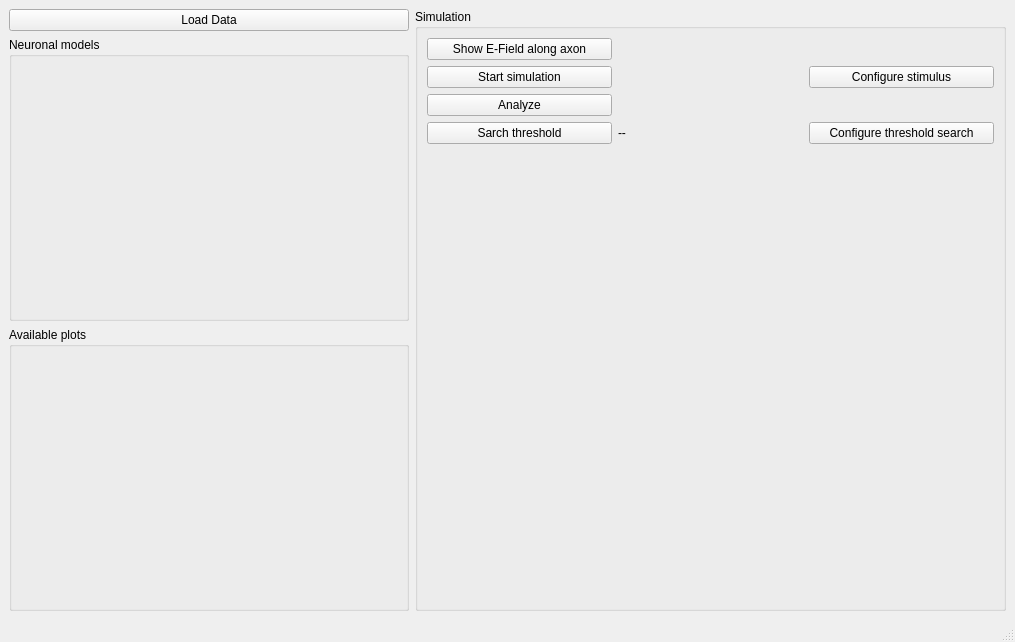
Before: the Qt Designer form ui_master_sim.ui in TheJRapp/PeriphNeuronStim, drawn with Qt 5.
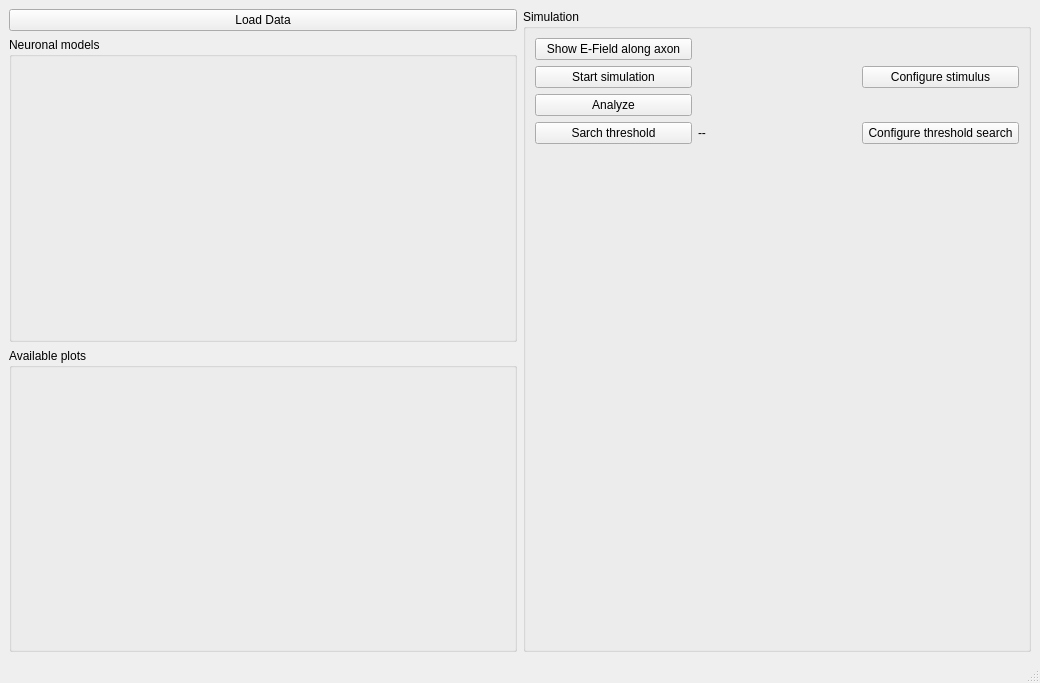
After: the same form once the commit is applied.

Diff of the .ui file:
```diff
--- a/ui_master_sim.ui
+++ b/ui_master_sim.ui
@@ -6,8 +6,8 @@
    <rect>
     <x>0</x>
     <y>0</y>
-    <width>1015</width>
-    <height>642</height>
+    <width>1040</width>
+    <height>683</height>
    </rect>
   </property>
   <property name="sizePolicy">
@@ -23,6 +23,12 @@
    <layout class="QGridLayout" name="gridLayout_3">
     <item row="0" column="0">
      <widget class="QPushButton" name="conf_efield_button">
+      <property name="sizePolicy">
+       <sizepolicy hsizetype="Preferred" vsizetype="Fixed">
+        <horstretch>0</horstretch>
+        <verstretch>0</verstretch>
+       </sizepolicy>
+      </property>
       <property name="text">
        <string>Load Data</string>
       </property>
@@ -36,18 +42,18 @@
         <verstretch>0</verstretch>
        </sizepolicy>
       </property>
-      <property name="maximumSize">
-       <size>
-        <width>400</width>
-        <height>16777215</height>
-       </size>
-      </property>
       <property name="title">
        <string>Neuronal models</string>
       </property>
       <layout class="QVBoxLayout" name="property_layout">
        <item>
         <widget class="QWidget" name="nerve_widget" native="true">
+         <property name="sizePolicy">
+          <sizepolicy hsizetype="Preferred" vsizetype="Preferred">
+           <horstretch>0</horstretch>
+           <verstretch>0</verstretch>
+          </sizepolicy>
+         </property>
          <layout class="QGridLayout" name="nerve_layout"/>
         </widget>
        </item>
@@ -56,12 +62,6 @@
     </item>
     <item row="2" column="0">
      <widget class="QGroupBox" name="groupBox_2">
-      <property name="maximumSize">
-       <size>
-        <width>400</width>
-        <height>16777215</height>
-       </size>
-      </property>
       <property name="title">
        <string>Available plots</string>
       </property>
@@ -144,7 +144,7 @@
        <item row="4" column="0" colspan="3">
         <widget class="QWidget" name="axon_potential_widget" native="true">
          <property name="sizePolicy">
-          <sizepolicy hsizetype="Expanding" vsizetype="Preferred">
+          <sizepolicy hsizetype="Preferred" vsizetype="Preferred">
            <horstretch>0</horstretch>
            <verstretch>0</verstretch>
           </sizepolicy>
```
Left out of the diff: 2 changed lines with no effect on the pictures.
